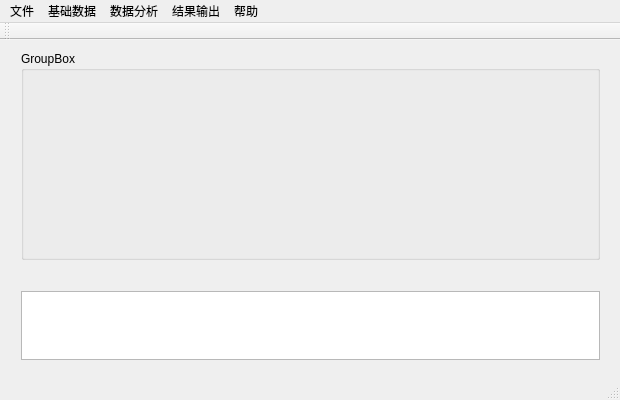
The window that src/qt5/mainwindow.ui (Hard-bitten/Analyst) describes before a commit, drawn with Qt 5.
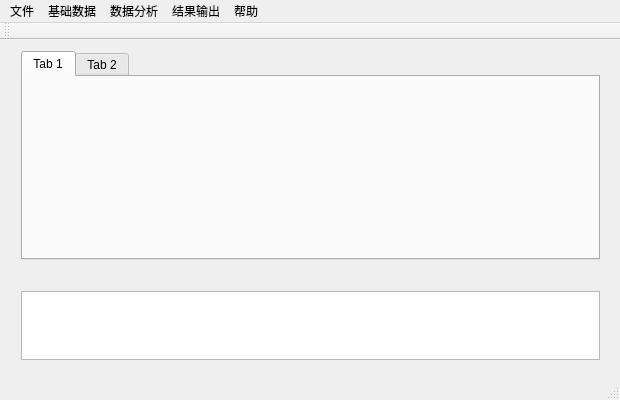
The same window after the commit.

What changed in the file:
```diff
--- a/src/qt5/mainwindow.ui
+++ b/src/qt5/mainwindow.ui
@@ -49,10 +49,20 @@
     </property>
     <layout class="QVBoxLayout" name="verticalLayout_2">
      <item>
-      <widget class="QGroupBox" name="groupBox">
-       <property name="title">
-        <string>GroupBox</string>
+      <widget class="QTabWidget" name="tabWidget">
+       <property name="currentIndex">
+        <number>0</number>
        </property>
+       <widget class="QWidget" name="tab">
+        <attribute name="title">
+         <string>Tab 1</string>
+        </attribute>
+       </widget>
+       <widget class="QWidget" name="tab_2">
+        <attribute name="title">
+         <string>Tab 2</string>
+        </attribute>
+       </widget>
       </widget>
      </item>
     </layout>
```
